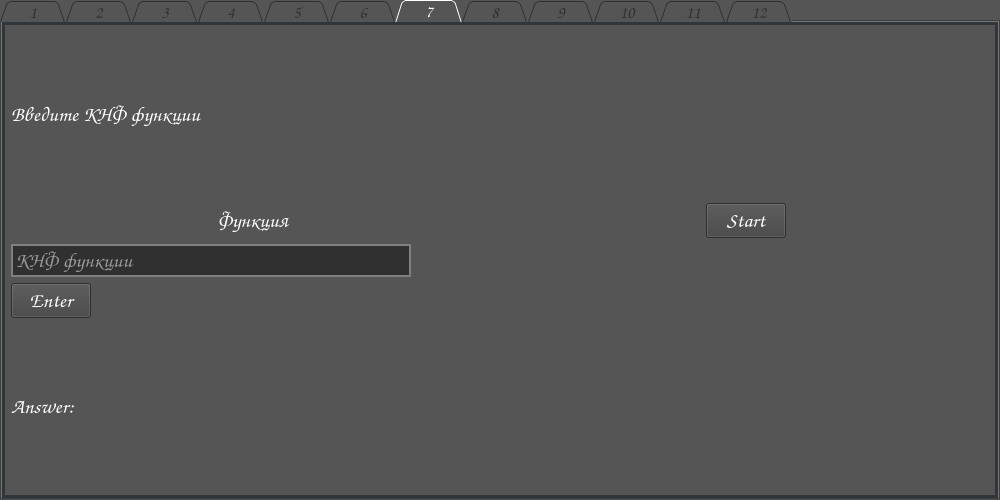
Before: the Qt Designer form app/design.ui in Kirill-j/AppBF, drawn with Qt 5.
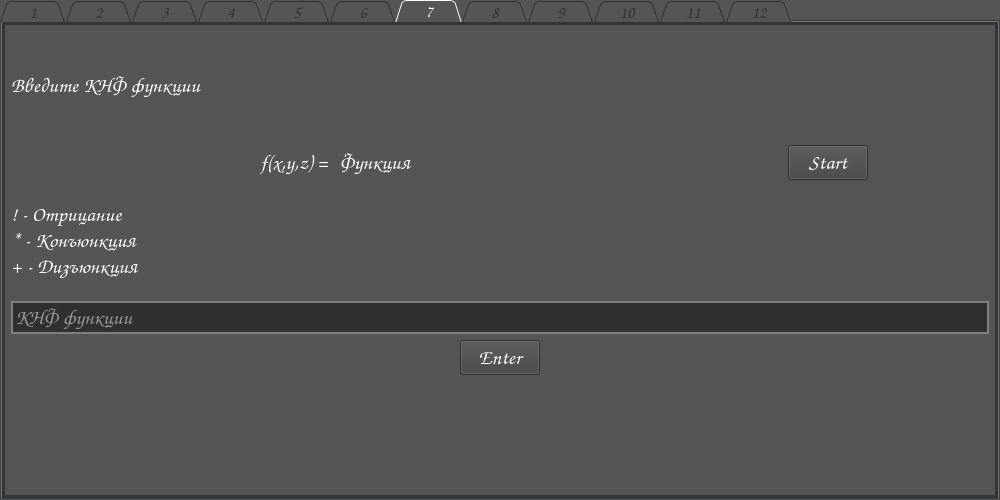
After: the same form once the commit is applied. The open tabs and pages were chosen to show the change.

Diff of the .ui file:
```diff
--- a/app/design.ui
+++ b/app/design.ui
@@ -627,8 +627,15 @@
     </item>
     <item>
      <layout class="QHBoxLayout" name="horizontalLayout_7">
-      <item alignment="Qt::AlignmentFlag::AlignHCenter">
-       <widget class="QLabel" name="label_function_7">
+      <item alignment="Qt::AlignmentFlag::AlignRight">
+       <widget class="QLabel" name="label_7">
+        <property name="text">
+         <string>f(x,y,z) = </string>
+        </property>
+       </widget>
+      </item>
+      <item alignment="Qt::AlignmentFlag::AlignLeft">
+       <widget class="QLabel" name="label_7_function">
         <property name="text">
          <string>Функция</string>
         </property>
@@ -646,7 +653,16 @@
       </item>
      </layout>
     </item>
-    <item alignment="Qt::AlignmentFlag::AlignLeft">
+    <item>
+     <widget class="QLabel" name="label_2">
+      <property name="text">
+       <string>! - Отрицание
+* - Конъюнкция
++ - Дизъюнкция</string>
+      </property>
+     </widget>
+    </item>
+    <item>
      <widget class="QLineEdit" name="input_text_7">
       <property name="minimumSize">
        <size>
@@ -659,7 +675,7 @@
       </property>
      </widget>
     </item>
-    <item alignment="Qt::AlignmentFlag::AlignLeft">
+    <item alignment="Qt::AlignmentFlag::AlignHCenter">
      <widget class="QPushButton" name="button_enter_7">
       <property name="text">
        <string>Enter</string>
@@ -669,7 +685,7 @@
     <item>
      <widget class="QLabel" name="answer_7">
       <property name="text">
-       <string>Answer: </string>
+       <string/>
       </property>
       <property name="wordWrap">
        <bool>true</bool>
```
Left out of the diff: 34 changed lines with no effect on the pictures.
